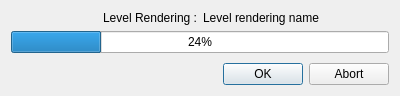
shenyu0403/BatchBuildLightUE4, file BatchLightUE4/Views/WindowsRendering.ui: the form before one commit.
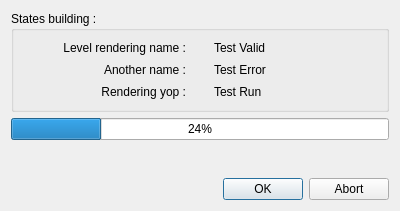
The form after the commit. Icons and pictures are not drawn.

Commit message: Update UI Window Rendering -WIP- with the label test and icons

Diff of the .ui file:
```diff
--- a/BatchLightUE4/Views/WindowsRendering.ui
+++ b/BatchLightUE4/Views/WindowsRendering.ui
@@ -7,62 +7,13 @@
     <x>0</x>
     <y>0</y>
     <width>400</width>
-    <height>96</height>
+    <height>211</height>
    </rect>
   </property>
   <property name="windowTitle">
    <string>Dialog</string>
   </property>
   <layout class="QGridLayout" name="gridLayout">
-   <item row="0" column="1">
-    <widget class="QLabel" name="label_lvl_name">
-     <property name="toolTip">
-      <string notr="true"/>
-     </property>
-     <property name="statusTip">
-      <string notr="true"/>
-     </property>
-     <property name="whatsThis">
-      <string notr="true"/>
-     </property>
-     <property name="accessibleName">
-      <string notr="true"/>
-     </property>
-     <property name="accessibleDescription">
-      <string notr="true"/>
-     </property>
-     <property name="text">
-      <string>Level rendering name</string>
-     </property>
-    </widget>
-   </item>
-   <item row="1" column="0" colspan="2">
-    <widget class="QProgressBar" name="progressBar">
-     <property name="value">
-      <number>24</number>
-     </property>
-    </widget>
-   </item>
-   <item row="3" column="0" colspan="2">
-    <widget class="QDialogButtonBox" name="buttonBox">
-     <property name="orientation">
-      <enum>Qt::Horizontal</enum>
-     </property>
-     <property name="standardButtons">
-      <set>QDialogButtonBox::Abort|QDialogButtonBox::Ok</set>
-     </property>
-    </widget>
-   </item>
-   <item row="0" column="0">
-    <widget class="QLabel" name="label_lvl">
-     <property name="text">
-      <string>Level Rendering :</string>
-     </property>
-     <property name="alignment">
-      <set>Qt::AlignRight|Qt::AlignTrailing|Qt::AlignVCenter</set>
-     </property>
-    </widget>
-   </item>
    <item row="2" column="0">
     <spacer name="verticalSpacer">
      <property name="orientation">
@@ -76,6 +27,179 @@
      </property>
     </spacer>
    </item>
+   <item row="3" column="0" colspan="2">
+    <widget class="QDialogButtonBox" name="buttonBox">
+     <property name="orientation">
+      <enum>Qt::Horizontal</enum>
+     </property>
+     <property name="standardButtons">
+      <set>QDialogButtonBox::Abort|QDialogButtonBox::Ok</set>
+     </property>
+    </widget>
+   </item>
+   <item row="1" column="0" colspan="2">
+    <widget class="QProgressBar" name="progressBar">
+     <property name="value">
+      <number>24</number>
+     </property>
+    </widget>
+   </item>
+   <item row="0" column="0" colspan="2">
+    <widget class="QGroupBox" name="groupLvlState">
+     <property name="title">
+      <string>States building :</string>
+     </property>
+     <layout class="QVBoxLayout" name="verticalLayout">
+      <item>
+       <layout class="QHBoxLayout" name="lyt_lvl1">
+        <item>
+         <widget class="QLabel" name="lvl_name1">
+          <property name="toolTip">
+           <string notr="true"/>
+          </property>
+          <property name="statusTip">
+           <string notr="true"/>
+          </property>
+          <property name="whatsThis">
+           <string notr="true"/>
+          </property>
+          <property name="accessibleName">
+           <string notr="true"/>
+          </property>
+          <property name="accessibleDescription">
+           <string notr="true"/>
+          </property>
+          <property name="text">
+           <string notr="true">Level rendering name :</string>
+          </property>
+          <property name="alignment">
+           <set>Qt::AlignRight|Qt::AlignTrailing|Qt::AlignVCenter</set>
+          </property>
+         </widget>
+        </item>
+        <item>
+         <widget class="QLabel" name="lvl_logo1">
+          <property name="minimumSize">
+           <size>
+            <width>16</width>
+            <height>16</height>
+           </size>
+          </property>
+          <property name="maximumSize">
+           <size>
+            <width>16</width>
+            <height>16</height>
+           </size>
+          </property>
+          <property name="text">
+           <string/>
+          </property>
+          <property name="pixmap">
+           <pixmap>../Resources/s-valid.png</pixmap>
+          </property>
+          <property name="alignment">
+           <set>Qt::AlignLeading|Qt::AlignLeft|Qt::AlignVCenter</set>
+          </property>
+         </widget>
+        </item>
+        <item>
+         <widget class="QLabel" name="lvl_state1">
+          <property name="text">
+           <string>Test Valid</string>
+          </property>
+         </widget>
+        </item>
+       </layout>
+      </item>
+      <item>
+       <layout class="QHBoxLayout" name="horizontalLayout">
+        <item>
+         <widget class="QLabel" name="label_2">
+          <property name="text">
+           <string>Another name :</string>
+          </property>
+          <property name="alignment">
+           <set>Qt::AlignRight|Qt::AlignTrailing|Qt::AlignVCenter</set>
+          </property>
+         </widget>
+        </item>
+        <item>
+         <widget class="QLabel" name="label_6">
+          <property name="minimumSize">
+           <size>
+            <width>16</width>
+            <height>16</height>
+           </size>
+          </property>
+          <property name="maximumSize">
+           <size>
+            <width>16</width>
+            <height>16</height>
+           </size>
+          </property>
+          <property name="text">
+           <string/>
+          </property>
+          <property name="pixmap">
+           <pixmap>../Resources/s-x.png</pixmap>
+          </property>
+         </widget>
+        </item>
+        <item>
+         <widget class="QLabel" name="label">
+          <property name="text">
+           <string>Test Error</string>
+          </property>
+         </widget>
+        </item>
+       </layout>
+      </item>
+      <item>
+       <layout class="QHBoxLayout" name="horizontalLayout_2">
+        <item>
+         <widget class="QLabel" name="label_4">
+          <property name="text">
+           <string>Rendering yop :</string>
+          </property>
+          <property name="alignment">
+           <set>Qt::AlignRight|Qt::AlignTrailing|Qt::AlignVCenter</set>
+          </property>
+         </widget>
+        </item>
+        <item>
+         <widget class="QLabel" name="label_5">
+          <property name="minimumSize">
+           <size>
+            <width>16</width>
+            <height>16</height>
+           </size>
+          </property>
+          <property name="maximumSize">
+           <size>
+            <width>16</width>
+            <height>16</height>
+           </size>
+          </property>
+          <property name="text">
+           <string notr="true"/>
+          </property>
+          <property name="pixmap">
+           <pixmap>../Resources/s-zap.png</pixmap>
+          </property>
+         </widget>
+        </item>
+        <item>
+         <widget class="QLabel" name="label_3">
+          <property name="text">
+           <string>Test Run</string>
+          </property>
+         </widget>
+        </item>
+       </layout>
+      </item>
+     </layout>
+    </widget>
+   </item>
   </layout>
  </widget>
  <resources/>
```
Left out of the diff: 2 changed lines with no effect on the pictures. The commit also changes 1 other file.
